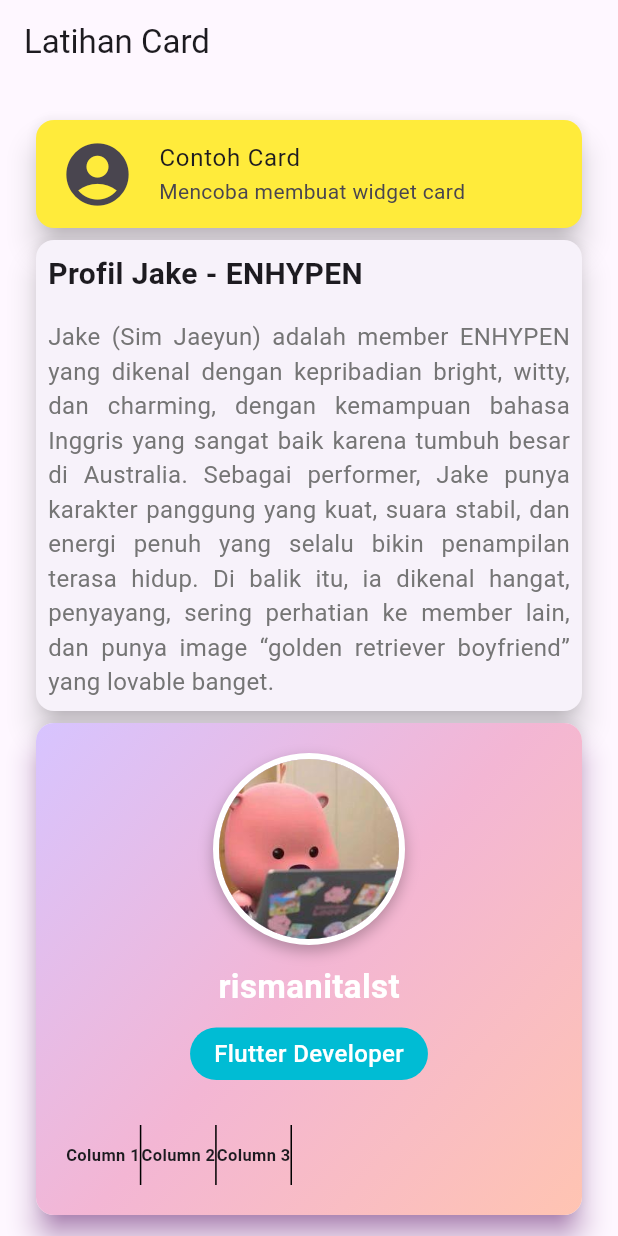
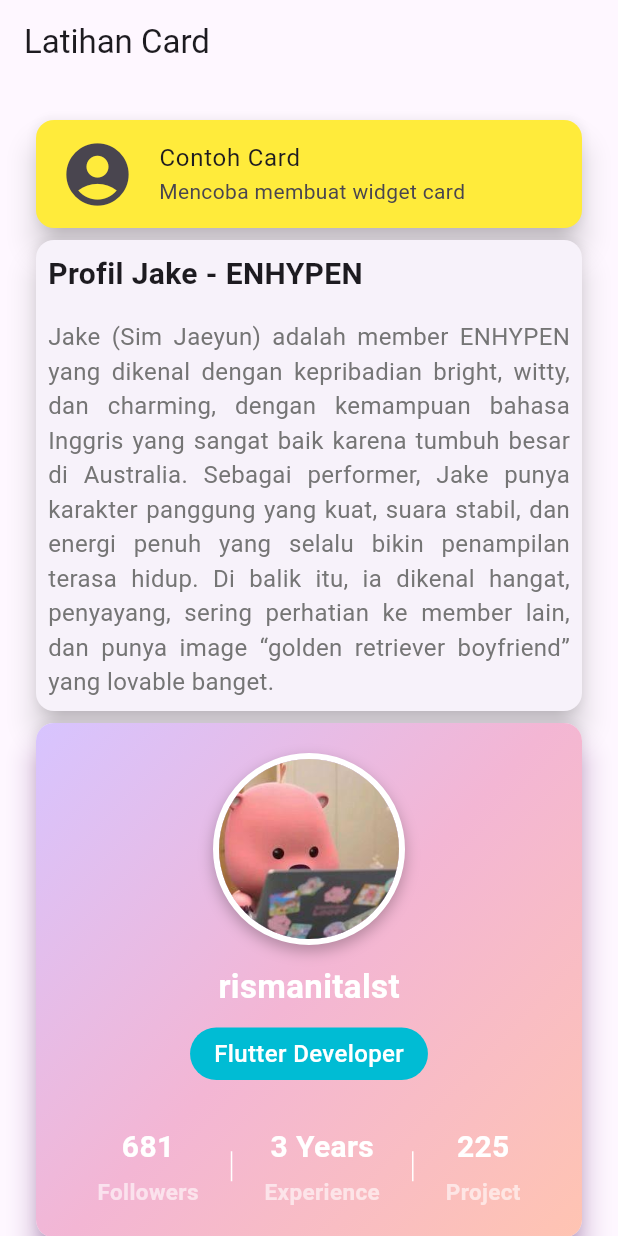
Before and after one commit to rismanitalst/8_widget_card, a Flutter app: the screen it shows after launch, on a phone screen of 412 x 824 dp. Run offline on Flutter 3.47's test engine with Material 3 defaults, Android fonts, the phone set to English and light mode, and no system bars.

Commit message:
feat: modified card 3

```diff
--- a/lib/pages/page_card_01.dart
+++ b/lib/pages/page_card_01.dart
@@ -23,6 +23,8 @@ class MyCard01 extends StatelessWidget {
                 subtitle: Text("Mencoba membuat widget card"),
                 ),
               ),
+
+
               //ini card 2
               Card(
               elevation: 8,
@@ -50,6 +52,8 @@ class MyCard01 extends StatelessWidget {
                   ],
                 ),
               ),
+
+
               //ini card 3
               Card(
                 elevation: 8,
@@ -71,6 +75,7 @@ class MyCard01 extends StatelessWidget {
                     padding: const EdgeInsets.all(20.0),
                     child: Column(
                       mainAxisAlignment: MainAxisAlignment.center,
+
                       children: [
                         Container(
                           decoration: BoxDecoration(
@@ -117,53 +122,102 @@ class MyCard01 extends StatelessWidget {
                           ),
                         ),
 
+
+                          //buat 3 kolom
                           const SizedBox(height: 30),
                           Row(
+                            mainAxisAlignment: MainAxisAlignment.spaceEvenly,
+                            children: [
+                              //ini kolom 1
+                              Column(
                               children: [
                                 Text(
-                              "Column 1",
-                              style: TextStyle(fontSize: 11.0,
+                                "681",
+                                style:
+                                TextStyle(
+                                  fontSize: 20.0,
+                                  color: Colors.white,
                                   fontWeight: FontWeight.bold),
                                 ),
                               SizedBox(
-                              height: 40,
+                                height: 5),
+                                Text("Followers",
+                                style: TextStyle(
+                                  fontSize: 15,
+                                  color: Colors.white.withValues(alpha: 0.6),
+                                  fontWeight: FontWeight.bold,
+                                    ),
+                                  ),
+                                ]
+                              ),
+                              SizedBox(height: 20,
                                 child: VerticalDivider(
                                   thickness: 1,
-                                color: Colors.black,
-                                width: 1),
+                                  color: Colors.white,
+                                  width: 2),
                                 ),
+
+                              //ini kolom 2
+                              Column(
+                              children: [
                                 Text(
-                              "Column 2",
-                              style: TextStyle(fontSize: 11.0,
+                                "3 Years",
+                                style:
+                                TextStyle(
+                                  fontSize: 20.0,
+                                  color: Colors.white,
                                   fontWeight: FontWeight.bold),
                                 ),
                               SizedBox(
-                              height: 40,
+                                height: 5),
+                                Text("Experience",
+                                style: TextStyle(
+                                  fontSize: 15,
+                                  color: Colors.white.withValues(alpha: 0.6),
+                                  fontWeight: FontWeight.bold,
+                                    ),
+                                  ),
+                                ]
+                              ),
+                              SizedBox(height: 20,
                                 child: VerticalDivider(
                                   thickness: 1,
-                                color: Colors.black,
-                                width: 1),
+                                  color: Colors.white,
+                                  width: 2),
                                 ),
+
+                              //ini kolom 3
+                              Column(
+                              children: [
                                 Text(
-                              "Column 3",
-                              style: TextStyle(fontSize: 11.0,
+                                "225",
+                                style:
+                                TextStyle(
+                                  fontSize: 20.0,
+                                  color: Colors.white,
                                   fontWeight: FontWeight.bold),
                                 ),
                               SizedBox(
-                              height: 40,
-                              child: VerticalDivider(
-                                thickness: 1,
-                                color: Colors.black,
-                                width: 1),
+                                height: 5),
+                                Text("Project",
+                                style: TextStyle(
+                                  fontSize: 15,
+                                  color: Colors.white.withValues(alpha: 0.6),
+                                  fontWeight: FontWeight.bold,
+                                    ),
+                                  ),
+                                ]
+                              ),
+                            ]
                           )
-
                       ],
                     )
-                      ],
                   ),
                 ),
               ),
-              ),
+
+
+
             ]
           )
         )
```
Lines whose indentation alone changed are shown as unchanged.
